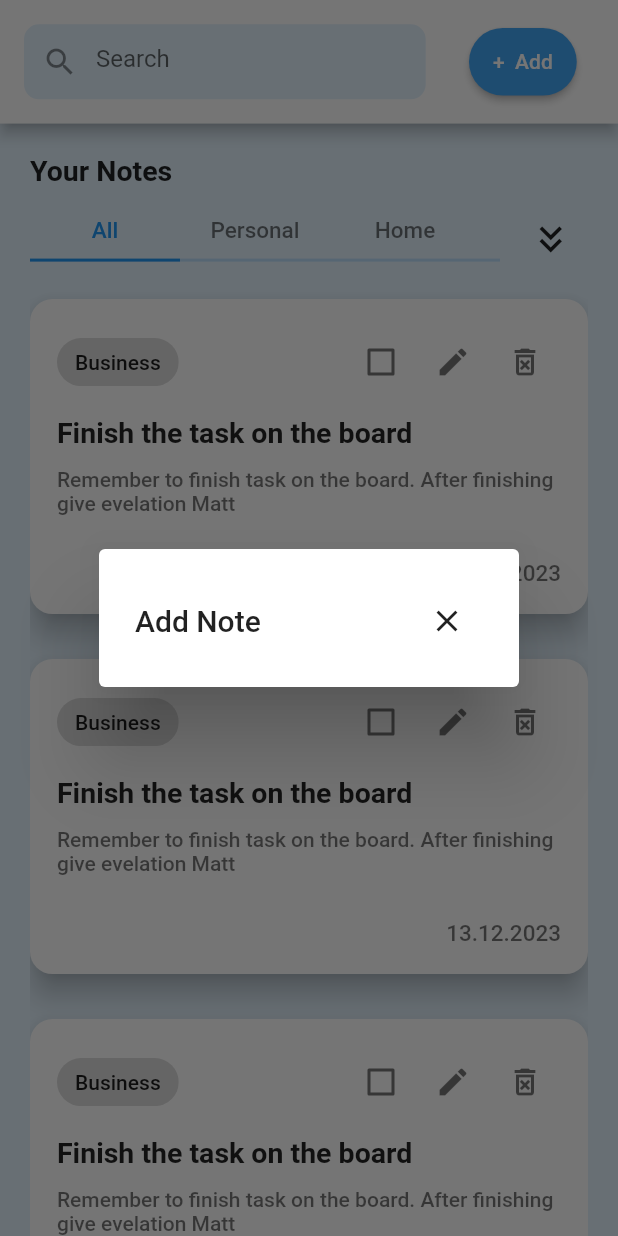
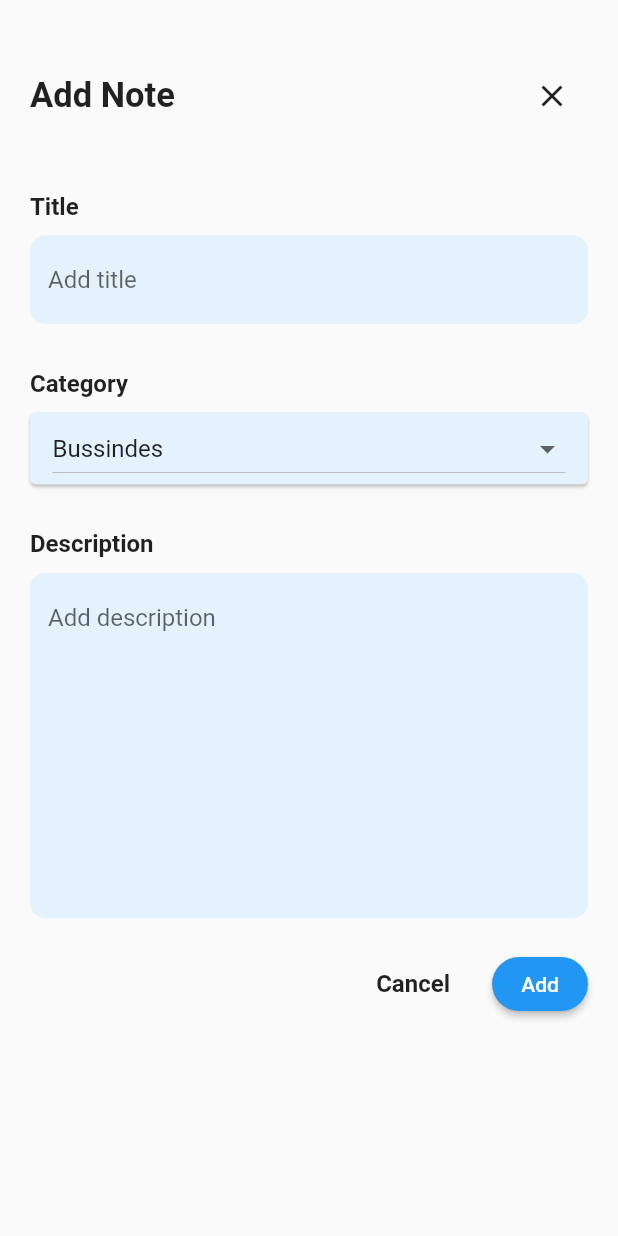
Before and after one commit to muhriddinbek-off/notely, a Flutter app: the screen it shows after launch, after a tap on an icon or button, on a phone screen of 412 x 824 dp. Run offline on Flutter 3.47's test engine with Material 2 defaults, Android fonts, the phone set to English and light mode, and no system bars; our stand-ins replace flutter_bloc.

Commit message:
added edit field

```diff
--- a/lib/presintation/cubit/home_cubit.dart
+++ b/lib/presintation/cubit/home_cubit.dart
@@ -1,4 +1,5 @@
 import 'package:flutter_bloc/flutter_bloc.dart';
+import 'package:notely/models/notes.dart';
 
 part 'home_state.dart';
 
@@ -6,6 +7,7 @@ class HomeCubit extends Cubit<HomeState> {
   HomeCubit() : super(HomeInitial());
   int index = 0;
   bool isSelect = false;
+  List<Notes> _note = [];
 
   change(int current) {
     index = current;
@@ -16,4 +18,14 @@ class HomeCubit extends Cubit<HomeState> {
     isSelect = value;
     emit(IsSelect(isChange: value));
   }
+
+  addTask(Notes notes) {
+    _note.add(notes);
+    emit(NoteLoading(note: _note));
+  }
+
+  removeTask(Notes notes) {
+    _note.remove(notes);
+    emit(NoteLoading(note: _note));
+  }
 }
--- a/lib/presintation/cubit/home_state.dart
+++ b/lib/presintation/cubit/home_state.dart
@@ -13,3 +13,8 @@ class IsSelect extends HomeState {
   final bool isChange;
   IsSelect({required this.isChange});
 }
+
+class NoteLoading extends HomeState {
+  final List<Notes> note;
+  NoteLoading({required this.note});
+}
--- a/lib/presintation/global.dart
+++ b/lib/presintation/global.dart
@@ -1 +1,3 @@
 List categories = ['All', 'Personal', 'Home', 'Business'];
+
+List noteCategory = ['Bussindes', 'Home', 'Personal'];
--- a/lib/presintation/ui/resources/app_styles.dart
+++ b/lib/presintation/ui/resources/app_styles.dart
@@ -11,7 +11,7 @@ abstract class AppStyle {
         color: Colors.black54,
       );
   static TextStyle getTask() => const TextStyle(
-        fontSize: 19,
+        fontSize: 23,
         fontWeight: FontWeight.w700,
         color: Colors.black87,
       );
@@ -20,4 +20,9 @@ abstract class AppStyle {
         fontWeight: FontWeight.w500,
         color: Colors.black54,
       );
+  static TextStyle getAddTitle() => const TextStyle(
+        fontSize: 16,
+        fontWeight: FontWeight.w600,
+        color: Colors.black87,
+      );
 }
--- /dev/null
+++ b/lib/presintation/ui/screens/add_screen/add_screen.dart
@@ -0,0 +1,90 @@
+import 'package:flutter/material.dart';
+import 'package:flutter_bloc/flutter_bloc.dart';
+import 'package:notely/models/notes.dart';
+import 'package:notely/presintation/cubit/home_cubit.dart';
+import 'package:notely/presintation/global.dart';
+import 'package:notely/presintation/ui/resources/app_styles.dart';
+import '../../widgets/add_note_input.dart';
+import '../../widgets/buttons.dart';
+
+class AddScreen extends StatefulWidget {
+  const AddScreen({super.key});
+
+  @override
+  State<AddScreen> createState() => _AddScreenState();
+}
+
+class _AddScreenState extends State<AddScreen> {
+  TextEditingController titleController = TextEditingController();
+  TextEditingController descriptionController = TextEditingController();
+  String dropdownValue = noteCategory[0];
+  @override
+  Widget build(BuildContext context) {
+    final size = MediaQuery.of(context).size;
+
+    return Scaffold(
+      body: SingleChildScrollView(
+        child: Container(
+          padding: const EdgeInsets.only(left: 20, top: 40, right: 20),
+          height: size.height,
+          width: size.width,
+          child: Column(
+            crossAxisAlignment: CrossAxisAlignment.start,
+            children: [
+              Row(
+                mainAxisAlignment: MainAxisAlignment.spaceBetween,
+                children: [
+                  Text(
+                    'Add Note',
+                    style: AppStyle.getTask(),
+                  ),
+                  IconButton(
+                      onPressed: () {
+                        Navigator.pop(context);
+                      },
+                      icon: const Icon(Icons.close)),
+                ],
+              ),
+              const SizedBox(height: 40),
+              AddNoteInput(maxlenth: 1, hint: 'Add title', title: 'Title', textEditingController: titleController),
+              const SizedBox(height: 30),
+              Text('Category', style: AppStyle.getAddTitle()),
+              const SizedBox(height: 10),
+              Card(
+                margin: EdgeInsets.zero,
+                color: Colors.blue.shade50,
+                child: Padding(
+                  padding: const EdgeInsets.symmetric(horizontal: 15),
+                  child: DropdownButton(
+                      value: dropdownValue,
+                      dropdownColor: Colors.blue.shade100,
+                      isExpanded: true,
+                      items: List.generate(noteCategory.length, (index) {
+                        return DropdownMenuItem<String>(
+                          child: Text(noteCategory[index]),
+                          value: noteCategory[index],
+                        );
+                      }),
+                      onChanged: (v) {
+                        setState(() {
+                          dropdownValue = v!;
+                        });
+                      }),
+                ),
+              ),
+              const SizedBox(height: 30),
+              AddNoteInput(maxlenth: 10, hint: 'Add description', title: 'Description', textEditingController: descriptionController),
+              const SizedBox(height: 20),
+              ButtonWidget(
+                  onchange: () {
+                    context.read<HomeCubit>().addTask(Notes(category: dropdownValue, description: descriptionController.text, title: titleController.text));
+                    Navigator.pop(context);
+                  },
+                  title: 'Add'),
+            ],
+          ),
+        ),
+      ),
+    );
+  }
+}
--- a/lib/presintation/ui/screens/home/home_screen.dart
+++ b/lib/presintation/ui/screens/home/home_screen.dart
@@ -2,8 +2,10 @@ import 'package:flutter/material.dart';
 import 'package:flutter_bloc/flutter_bloc.dart';
 import 'package:notely/presintation/cubit/home_cubit.dart';
 import 'package:notely/presintation/global.dart';
+import 'package:notely/presintation/ui/screens/add_screen/add_screen.dart';
 import '../../resources/app_styles.dart';
 import '../../widgets/notes_task.dart';
+import '../edit/edit.dart';
 
 class HomeScreen extends StatelessWidget {
   const HomeScreen({super.key});
@@ -46,23 +48,7 @@ class HomeScreen extends StatelessWidget {
                 shape: MaterialStatePropertyAll(RoundedRectangleBorder(borderRadius: BorderRadius.circular(50))),
               ),
               onPressed: () {
-                showDialog(
-                    context: context,
-                    builder: (context) {
-                      return AlertDialog(
-                        title: Row(
-                          mainAxisAlignment: MainAxisAlignment.spaceBetween,
-                          children: [
-                            const Text('Add Note'),
-                            IconButton(
-                                onPressed: () {
-                                  Navigator.pop(context);
-                                },
-                                icon: const Icon(Icons.close)),
-                          ],
-                        ),
-                      );
-                    });
+                Navigator.push(context, MaterialPageRoute(builder: (context) => const AddScreen()));
               },
               child: const Text('+  Add'),
             ),
@@ -124,12 +110,34 @@ class HomeScreen extends StatelessWidget {
               );
             }),
             Expanded(
-              child: ListView.builder(
-                  physics: const BouncingScrollPhysics(),
-                  itemCount: 5,
-                  itemBuilder: (context, index) {
-                    return const NotesTask();
-                  }),
+              child: BlocBuilder<HomeCubit, HomeState>(builder: (context, state) {
+                if (state is NoteLoading) {
+                  return ListView.builder(
+                      physics: const BouncingScrollPhysics(),
+                      itemCount: state.note.length,
+                      itemBuilder: (context, index) {
+                        return NotesTask(
+                          category: state.note[index].category,
+                          title: state.note[index].title,
+                          description: state.note[index].description,
+                          delete: () {
+                            read.removeTask(state.note[index]);
+                            Navigator.pop(context);
+                          },
+                          edit: () {
+                            Navigator.push(context, MaterialPageRoute(builder: (context) => const EditScreen()));
+                          },
+                        );
+                      });
+                } else {
+                  return Center(
+                    child: Text(
+                      'List Empty',
+                      style: AppStyle.getNotes(),
+                    ),
+                  );
+                }
+              }),
             ),
           ],
         ),
--- /dev/null
+++ b/lib/presintation/ui/widgets/add_note_input.dart
@@ -0,0 +1,41 @@
+import 'package:flutter/material.dart';
+import '../resources/app_styles.dart';
+
+// ignore: must_be_immutable
+class AddNoteInput extends StatelessWidget {
+  int maxlenth;
+  String title;
+  String hint;
+  TextEditingController textEditingController;
+  AddNoteInput({
+    super.key,
+    required this.hint,
+    required this.title,
+    required this.textEditingController,
+    required this.maxlenth,
+  });
+
+  @override
+  Widget build(BuildContext context) {
+    return Column(
+      crossAxisAlignment: CrossAxisAlignment.start,
+      children: [
+        Text(title, style: AppStyle.getAddTitle()),
+        const SizedBox(height: 10),
+        TextField(
+          controller: textEditingController,
+          maxLines: maxlenth,
+          decoration: InputDecoration(
+            hintText: hint,
+            fillColor: Colors.blue.shade50,
+            filled: true,
+            border: OutlineInputBorder(
+              borderSide: BorderSide.none,
+              borderRadius: BorderRadius.circular(10),
+            ),
+          ),
+        ),
+      ],
+    );
+  }
+}
--- /dev/null
+++ b/lib/presintation/ui/widgets/buttons.dart
@@ -0,0 +1,29 @@
+import 'package:flutter/material.dart';
+import '../resources/app_styles.dart';
+
+class ButtonWidget extends StatelessWidget {
+  String title;
+  Function()? onchange;
+  ButtonWidget({
+    super.key,
+    required this.title,
+    required this.onchange,
+  });
+
+  @override
+  Widget build(BuildContext context) {
+    return Row(
+      mainAxisAlignment: MainAxisAlignment.end,
+      children: [
+        TextButton(onPressed: onchange, child: Text('Cancel', style: AppStyle.getAddTitle())),
+        const SizedBox(width: 20),
+        ElevatedButton(
+            style: ButtonStyle(
+              shape: MaterialStatePropertyAll(RoundedRectangleBorder(borderRadius: BorderRadius.circular(50))),
+            ),
+            onPressed: onchange,
+            child: Text(title)),
+      ],
+    );
+  }
+}
--- a/lib/presintation/ui/widgets/notes_task.dart
+++ b/lib/presintation/ui/widgets/notes_task.dart
@@ -2,10 +2,21 @@ import 'package:flutter/material.dart';
 
 import '../resources/app_color.dart';
 import '../resources/app_styles.dart';
+import '../screens/edit/edit.dart';
 
 class NotesTask extends StatelessWidget {
-  const NotesTask({
+  String category;
+  String title;
+  String description;
+  Function() delete;
+  Function() edit;
+  NotesTask({
     super.key,
+    required this.category,
+    required this.description,
+    required this.title,
+    required this.delete,
+    required this.edit,
   });
 
   @override
@@ -24,20 +35,55 @@ class NotesTask extends StatelessWidget {
             Row(
               mainAxisAlignment: MainAxisAlignment.spaceBetween,
               children: [
-                const Chip(label: Text('Business')),
+                Chip(label: Text(category)),
                 Row(
                   children: [
                     Checkbox(value: false, onChanged: (v) {}),
-                    IconButton(onPressed: () {}, icon: Icon(Icons.edit, color: AppColors.iconsColor)),
-                    IconButton(onPressed: () {}, icon: Icon(Icons.delete_forever_outlined, color: AppColors.iconsColor)),
+                    IconButton(onPressed: edit, icon: Icon(Icons.edit, color: AppColors.iconsColor)),
+                    IconButton(
+                        onPressed: () {
+                          showDialog(
+                              context: context,
+                              builder: (context) {
+                                return AlertDialog(
+                                  title: Row(
+                                    mainAxisAlignment: MainAxisAlignment.spaceBetween,
+                                    children: [
+                                      Text('Delete note', style: AppStyle.getNotes().copyWith(fontWeight: FontWeight.w800)),
+                                      IconButton(
+                                          onPressed: () {
+                                            Navigator.pop(context);
+                                          },
+                                          icon: const Icon(Icons.close)),
+                                    ],
+                                  ),
+                                  content: const Text('Are you want to delete this note?'),
+                                  actions: [
+                                    TextButton(
+                                        onPressed: () {
+                                          Navigator.pop(context);
+                                        },
+                                        child: Text('Cancel', style: AppStyle.getAddTitle())),
+                                    ElevatedButton(
+                                        style: ButtonStyle(
+                                          backgroundColor: const MaterialStatePropertyAll(Colors.green),
+                                          shape: MaterialStatePropertyAll(RoundedRectangleBorder(borderRadius: BorderRadius.circular(50))),
+                                        ),
+                                        onPressed: delete,
+                                        child: Text('Delete', style: AppStyle.getAddTitle())),
+                                  ],
+                                );
+                              });
+                        },
+                        icon: Icon(Icons.delete_forever_outlined, color: AppColors.iconsColor)),
                   ],
                 )
               ],
             ),
             const SizedBox(height: 12),
-            Text('Finish the task on the board', style: AppStyle.getTask()),
+            Text(title, style: AppStyle.getTask()),
             const SizedBox(height: 12),
-            Text('Remember to finish task on the board. After finishing give evelation Matt', style: AppStyle.getTaskSubtitle()),
+            Text(description, style: AppStyle.getTaskSubtitle()),
             const SizedBox(height: 30),
             Row(
               mainAxisAlignment: MainAxisAlignment.end,
```
Also changed, not shown: lib/presintation/ui/screens/edit/edit.dart (added, +90 -0 lines).
